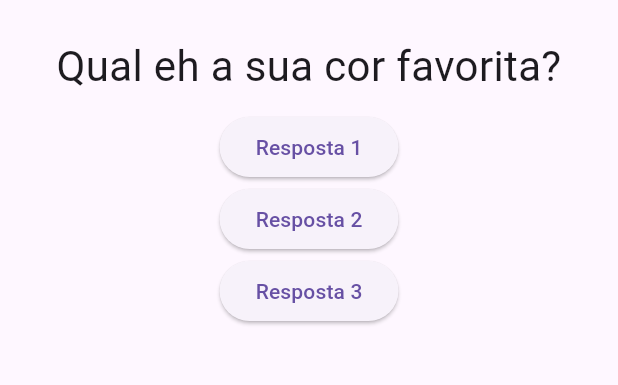
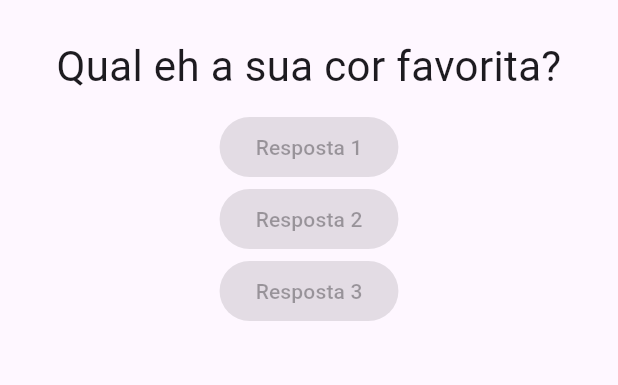
Before and after one commit to niltinfilho/projeto_perguntas, a Flutter app: the screen it shows after launch, on a phone screen of 412 x 824 dp, the part 63-448 px from its top. Run offline on Flutter 3.47's test engine with Material 3 defaults, Android fonts, the phone set to English and light mode, and no system bars.

Commit message:
criando as resposta em outro arquivo para facilitar a compreensao do codigo

```diff
--- a/lib/main.dart
+++ b/lib/main.dart
@@ -1,5 +1,6 @@
 import 'package:flutter/material.dart';
 import 'questao.dart';
+import 'resposta.dart';
 
 // esse eh o topo da arvore de componentes no flutter, todos os widgets estao abaixo do "PerguntaApp"
 // main() {
@@ -25,6 +26,12 @@ class _PerguntaAppState extends State<PerguntaApp> {
       'Qual eh o seu animal favorito?',
     ];
 
+    final respostas = [
+      'Azul',
+      'Vermelho',
+      'Preto',
+    ];
+
     // esta retornando uma nova instancia da classe "MaterialApp"
     return MaterialApp(
       home: Scaffold(
@@ -34,18 +41,9 @@ class _PerguntaAppState extends State<PerguntaApp> {
         body: Column(
           children: [
             Questao(perguntas[_perguntaSelecionada]),
-            ElevatedButton(
-              onPressed: _responder,
-              child: Text('Resposta 1'),
-            ),
-            ElevatedButton(
-              onPressed: _responder,
-              child: Text('Resposta 2'),
-            ),
-            ElevatedButton(
-              onPressed: _responder,
-              child: Text('Resposta 3'),
-            ),
+            Resposta('Resposta 1'),
+            Resposta('Resposta 2'),
+            Resposta('Resposta 3'),
           ],
         ),
       ),
--- /dev/null
+++ b/lib/resposta.dart
@@ -0,0 +1,16 @@
+import 'package:flutter/material.dart';
+
+class Resposta extends StatelessWidget {
+
+  String texto = '';
+
+  Resposta(this.texto);
+
+  @override
+  Widget build(BuildContext context) {
+    return ElevatedButton(
+      onPressed: null,
+      child: Text(texto),
+    );
+  }
+}
```
